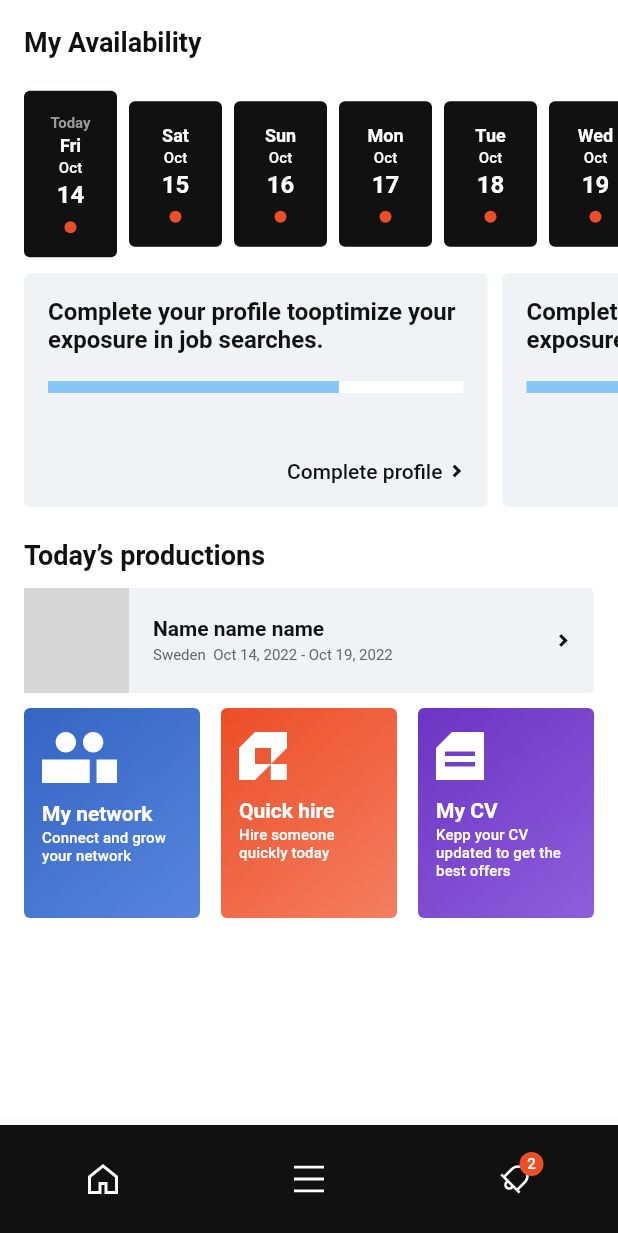
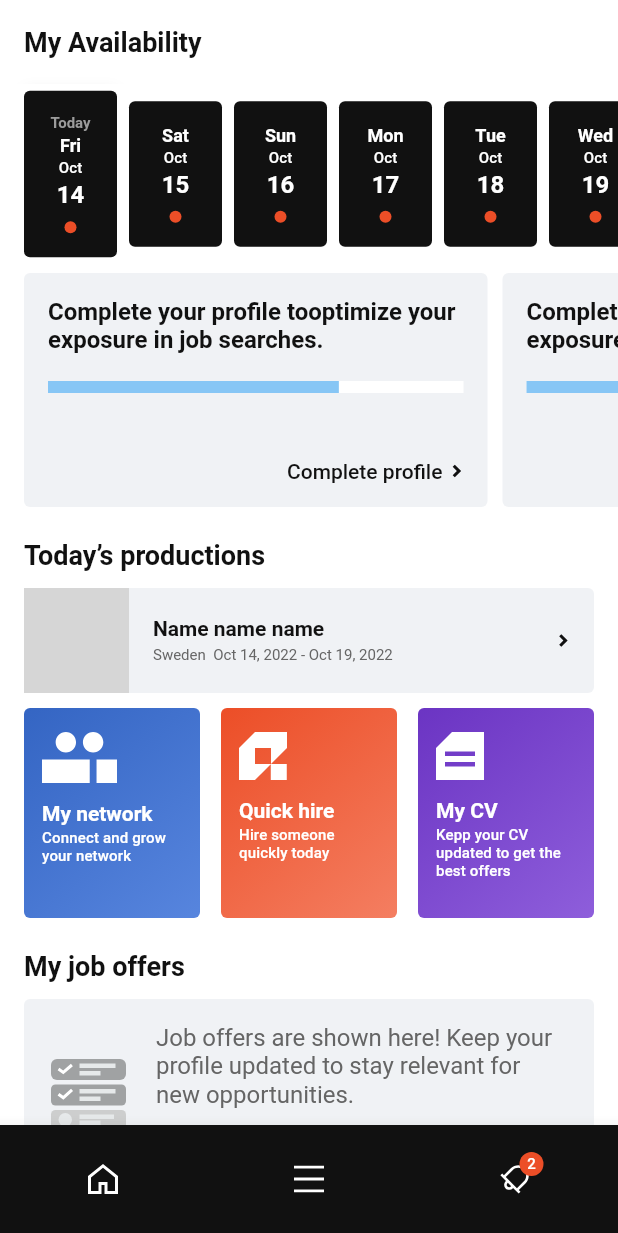
Before and after one commit to zatovagul/qyre_test_app, a Flutter app: the screen it shows after launch, on a phone screen of 412 x 824 dp. Shown: the top 1233 px of the screen. Run offline on Flutter 3.47's test engine with Material 2 defaults, Android fonts, the phone set to English and light mode, and no system bars; our stand-ins replace auto_route, equatable, flutter_bloc, flutter_svg, get_it, injectable; network calls fail; Roboto replaces fonts that are missing (Matter); grey boxes are pictures that could not be loaded.

Commit message:
Q2: MyJobOffers field UI

```diff
--- a/lib/constants/app_images.dart
+++ b/lib/constants/app_images.dart
@@ -8,6 +8,7 @@ class AppImages {
   static const qyre = '$_svgDir/qyre.svg';
   static const document = '$_svgDir/document.svg';
   static const persons = '$_svgDir/persons.svg';
+  static const jobOffer = '$_svgDir/job_offer_icon.svg';
 
   static const webImage = 'https://i.ibb.co/CsHLc0r/image-1.png';
 }
--- a/lib/l10n/app_en.arb
+++ b/lib/l10n/app_en.arb
@@ -10,5 +10,8 @@
   "quickHire": "Quick hire",
   "hireSomeone": "Hire someone quickly today",
   "myCv": "My CV",
-  "keepYourCvUpdated": "Kepp your CV updated to get the best offers"
+  "keepYourCvUpdated": "Kepp your CV updated to get the best offers",
+  "myJobOffers": "My job offers",
+  "jobOfferInfo": "Job offers are shown here! Keep your profile updated to stay relevant for new opportunities.",
+  "goToProfile": "Go to my profile"
 }
--- /dev/null
+++ b/lib/ui/pages/home/components/job_offer_placeholder.dart
@@ -0,0 +1,53 @@
+import 'package:flutter/material.dart';
+import 'package:flutter_svg/svg.dart';
+
+import '../../../../constants/app_images.dart';
+import '../../../../l10n/localization_helper.dart';
+
+class JobOfferPlaceHolder extends StatelessWidget {
+  const JobOfferPlaceHolder({super.key});
+
+  @override
+  Widget build(BuildContext context) {
+    final theme = Theme.of(context);
+    final colorScheme = theme.colorScheme;
+    final textTheme = theme.textTheme;
+    return Container(
+      height: 128,
+      margin: const EdgeInsets.symmetric(horizontal: 16),
+      padding: const EdgeInsets.all(16),
+      decoration: BoxDecoration(
+        borderRadius: BorderRadius.circular(4),
+        color: colorScheme.onBackground,
+      ),
+      child: Row(
+        children: [
+          SvgPicture.asset(AppImages.jobOffer),
+          const SizedBox(width: 18),
+          Expanded(
+            child: Column(
+              children: [
+                Text(
+                  context.strings.jobOfferInfo,
+                  style: textTheme.headline4?.copyWith(fontSize: 16),
+                ),
+                const Spacer(),
+                Row(
+                  mainAxisAlignment: MainAxisAlignment.start,
+                  children: [
+                    Text(
+                      context.strings.goToProfile,
+                      style: textTheme.bodyText1,
+                    ),
+                    const SizedBox(width: 4),
+                    SvgPicture.asset(AppImages.arrowRight)
+                  ],
+                ),
+              ],
+            ),
+          ),
+        ],
+      ),
+    );
+  }
+}
--- a/lib/ui/pages/home/home_tab.dart
+++ b/lib/ui/pages/home/home_tab.dart
@@ -13,6 +13,7 @@ import '../../views/calendar/calendar_day_small_view.dart';
 import '../../views/calendar/calendar_day_view.dart';
 import '../../views/expand_stack.dart';
 import 'components/gradient_card.dart';
+import 'components/job_offer_placeholder.dart';
 import 'components/production_view.dart';
 import 'components/task_view.dart';
 
@@ -59,7 +60,9 @@ class _HomeTabState extends State<HomeTab> with ThemeMixin {
               _sizedBoxSliver(10),
               _buildProductions(),
               _buildCards(),
-              _sizedBoxSliver(500),
+              _sizedBoxSliver(10),
+              _buildJobOffers(),
+              _sizedBoxSliver(100),
             ],
           ),
           _buildSmallCalendar(),
@@ -262,4 +265,16 @@ class _HomeTabState extends State<HomeTab> with ThemeMixin {
       ),
     );
   }
+
+  Widget _buildJobOffers() {
+    return SliverList(
+      delegate: SliverChildListDelegate(
+        [
+          _buildTitle(context.strings.myJobOffers),
+          const JobOfferPlaceHolder(),
+          const SizedBox(height: 10),
+        ],
+      ),
+    );
+  }
 }
```
Also changed, not shown: assets/svg/job_offer_icon.svg (added), lib/l10n/generated/app_localizations.dart, lib/l10n/generated/app_localizations_en.dart.
